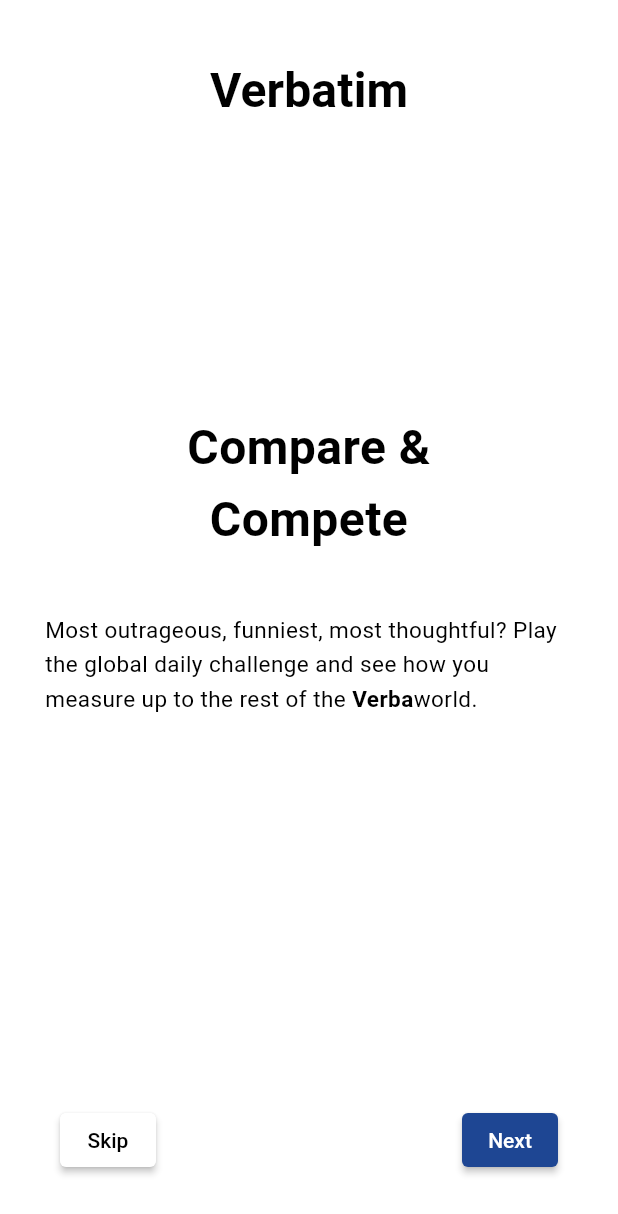
After one commit to dartmouth-cs98-23f/verbatim_frontend, a Flutter app: the OnBoardingPage3 screen opened directly, on a phone screen of 412 x 824 dp. The commit adds this screen. Shown: the top 1214 px of the screen. Run offline on Flutter 3.47's test engine with Material 2 defaults, Android fonts, the phone set to English and light mode, and no system bars; our stand-ins replace fl_chart, flutter_signin_button, get, google_sign_in; Roboto replaces fonts that are missing (Mulish, Poppins).

Commit message:
Added onboarding pages 1-4 and getstarted page.

```diff
--- /dev/null
+++ b/lib/screens/onboardingPage3.dart
@@ -0,0 +1,123 @@
+import 'package:flutter/material.dart';
+
+class OnBoardingPage3 extends StatelessWidget {
+  const OnBoardingPage3({super.key});
+
+  @override
+  Widget build(BuildContext context) {
+    return Scaffold(
+      backgroundColor: Colors.white,
+      body: SafeArea(
+        child: Column(
+          children: [
+            Expanded(
+              child: SingleChildScrollView(
+                child: Center(
+                  child: Column(
+                    children: [
+                      Padding(
+                        padding: const EdgeInsets.only(top: 70.0),
+                        child: Align(
+                          alignment: Alignment.center,
+                          child: Text(
+                            'Verbatim',
+                            style: TextStyle(
+                              color: Colors.black,
+                              fontSize: 32,
+                              fontFamily: 'Poppins',
+                              fontWeight: FontWeight.w700,
+                              height: 0.04,
+                              letterSpacing: 0.10,
+                            ),
+                          ),
+                        ),
+                      ),
+                      const SizedBox(height: 200),
+                      Center(
+                        child: Text(
+                          'Compare & \nCompete',
+                          textAlign: TextAlign.center,
+                          style: TextStyle(
+                            color: Colors.black,
+                            fontSize: 32,
+                            fontFamily: 'Mulish',
+                            fontWeight: FontWeight.w700,
+                            height: 1.5,
+                            letterSpacing: 0.30,
+                          ),
+                        ),
+                      ),
+
+                      const SizedBox(height: 40),
+                      Padding(
+                        padding: const EdgeInsets.only(left: 30.0, right: 30.0),
+                        child: Align(
+                          alignment: Alignment.center,
+                          child: RichText(
+                            text: TextSpan(
+                              style: TextStyle(
+                                color: Colors.black,
+                                fontSize: 15,
+                                fontFamily: 'Mulish',
+                                height: 1.5,
+                                letterSpacing: 0.30,
+                              ),
+                              children: <TextSpan>[
+                                TextSpan(
+                                  text: 'Most outrageous, funniest, most thoughtful? Play the global daily challenge and see how you measure up to the rest of the ',
+                                ),
+                                TextSpan(
+                                  text: 'Verba',
+                                  style: TextStyle(
+                                    fontWeight: FontWeight.bold,
+                                  ),
+                                ),
+                                TextSpan(
+                                  text: 'world.',
+                                  style: TextStyle(
+                                    fontWeight: FontWeight.normal,
+                                  ),
+                                ),
+                              ],
+                            ),
+                          ),
+                        ),
+                      ),
+
+                    ],
+                  ),
+                ),
+              ),
+            ),
+
+            Padding(
+              padding: const EdgeInsets.all(40.0),
+              child: Row(
+                mainAxisAlignment: MainAxisAlignment.spaceBetween,
+                children: [
+                  ElevatedButton(
+                    onPressed: () {
+                      // Action for 'Skip' button
+                    },
+                    style: ElevatedButton.styleFrom(primary: Colors.white),
+                    child: Text(
+                      'Skip',
+                      style: TextStyle(color: Colors.black),
+                    ),
+                  ),
+                  ElevatedButton(
+                    onPressed: () {
+                      // Action for 'Next' button
+                    },
+                    style: ElevatedButton.styleFrom(primary: Color(0xFF1E4693)),
+                    child: Text('Next'),
+                  ),
+                ],
+              ),
+            ),
+          ],
+        ),
+      ),
+    );
+  }
+}
```
Also changed, not shown: lib/main.dart (+7 -1 lines), lib/screens/getStarted.dart (added, +76 -0 lines), lib/screens/onboardingPage1.dart (added, +32 -0 lines), lib/screens/onboardingPage2.dart (added, +103 -0 lines), lib/screens/onboardingPage4.dart (added, +105 -0 lines), lib/screens/signUp.dart (+7 -7 lines), pubspec.lock.
